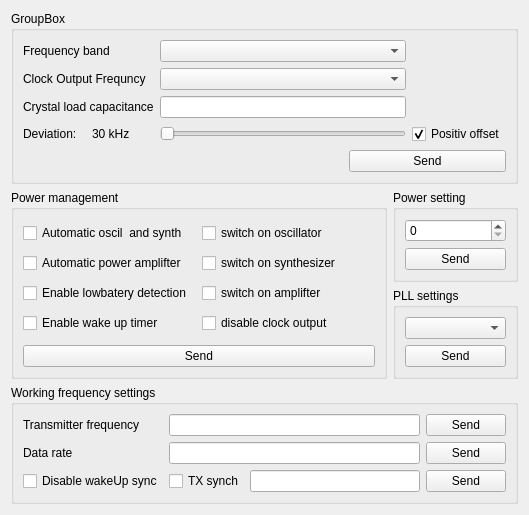
Before: the Qt Designer form transmittercontrolpanel.ui in nonalcogolic/RFM01-RFM02-tuning-tool, drawn with Qt 5.
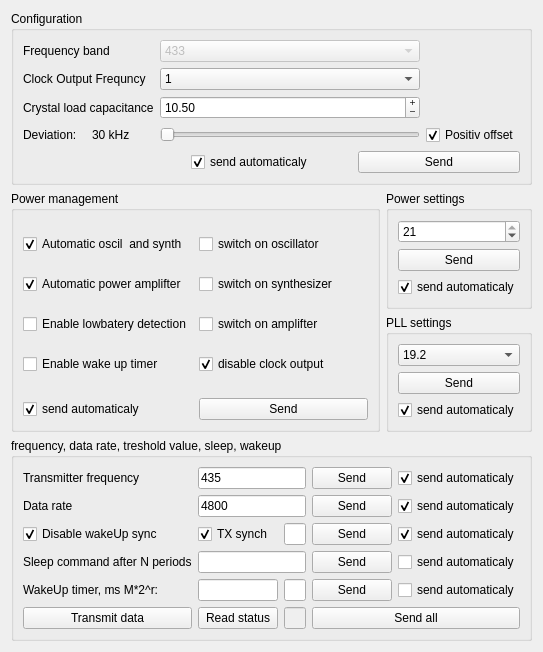
After: the same form once the commit is applied.

Commit message: transmitter control panel modified

```diff
--- a/transmittercontrolpanel.ui
+++ b/transmittercontrolpanel.ui
@@ -7,7 +7,7 @@
     <x>0</x>
     <y>0</y>
     <width>529</width>
-    <height>460</height>
+    <height>614</height>
    </rect>
   </property>
   <property name="windowTitle">
@@ -25,7 +25,28 @@
         <item>
          <layout class="QVBoxLayout" name="verticalLayout_3">
           <item>
-           <widget class="QComboBox" name="comboBox_4"/>
+           <widget class="QComboBox" name="comboBox_4">
+            <item>
+             <property name="text">
+              <string>19.2</string>
+             </property>
+            </item>
+            <item>
+             <property name="text">
+              <string>38.4</string>
+             </property>
+            </item>
+            <item>
+             <property name="text">
+              <string>68.9</string>
+             </property>
+            </item>
+            <item>
+             <property name="text">
+              <string>115.2</string>
+             </property>
+            </item>
+           </widget>
           </item>
           <item>
            <widget class="QPushButton" name="pushButton_6">
@@ -34,6 +55,16 @@
             </property>
            </widget>
           </item>
+          <item>
+           <widget class="QCheckBox" name="checkBox_send_auto_pll">
+            <property name="text">
+             <string>send automaticaly</string>
+            </property>
+            <property name="checked">
+             <bool>true</bool>
+            </property>
+           </widget>
+          </item>
          </layout>
         </item>
        </layout>
@@ -44,16 +75,76 @@
      <item row="0" column="0" colspan="4">
       <widget class="QGroupBox" name="groupBox_2">
        <property name="title">
-        <string>GroupBox</string>
+        <string>Configuration</string>
        </property>
        <layout class="QGridLayout" name="gridLayout_4">
         <item row="0" column="0" colspan="3">
          <layout class="QGridLayout" name="gridLayout_3">
           <item row="2" column="2">
-           <widget class="QLineEdit" name="lineEdit"/>
+           <widget class="QDoubleSpinBox" name="crystalLoadCapasitance">
+            <property name="readOnly">
+             <bool>false</bool>
+            </property>
+            <property name="buttonSymbols">
+             <enum>QAbstractSpinBox::PlusMinus</enum>
+            </property>
+            <property name="minimum">
+             <double>8.500000000000000</double>
+            </property>
+            <property name="maximum">
+             <double>15.500000000000000</double>
+            </property>
+            <property name="singleStep">
+             <double>0.500000000000000</double>
+            </property>
+            <property name="value">
+             <double>10.500000000000000</double>
+            </property>
+           </widget>
           </item>
           <item row="1" column="2">
-           <widget class="QComboBox" name="comboBox_2"/>
+           <widget class="QComboBox" name="clockOutput">
+            <item>
+             <property name="text">
+              <string>1</string>
+             </property>
+            </item>
+            <item>
+             <property name="text">
+              <string>1.25</string>
+             </property>
+            </item>
+            <item>
+             <property name="text">
+              <string>1.66</string>
+             </property>
+            </item>
+            <item>
+             <property name="text">
+              <string>2</string>
+             </property>
+            </item>
+            <item>
+             <property name="text">
+              <string>2.5</string>
+             </property>
+            </item>
+            <item>
+             <property name="text">
+              <string>3.33</string>
+             </property>
+            </item>
+            <item>
+             <property name="text">
+              <string>5</string>
+             </property>
+            </item>
+            <item>
+             <property name="text">
+              <string>10</string>
+             </property>
+            </item>
+           </widget>
           </item>
           <item row="1" column="0" colspan="2">
            <widget class="QLabel" name="label_2">
@@ -77,7 +168,26 @@
            </widget>
           </item>
           <item row="0" column="2">
-           <widget class="QComboBox" name="comboBox"/>
+           <widget class="QComboBox" name="band">
+            <property name="enabled">
+             <bool>false</bool>
+            </property>
+            <item>
+             <property name="text">
+              <string>433</string>
+             </property>
+            </item>
+            <item>
+             <property name="text">
+              <string>868</string>
+             </property>
+            </item>
+            <item>
+             <property name="text">
+              <string>915</string>
+             </property>
+            </item>
+           </widget>
           </item>
           <item row="3" column="3">
            <widget class="QCheckBox" name="checkBox">
@@ -108,6 +218,12 @@
             <property name="maximum">
              <number>6</number>
             </property>
+            <property name="pageStep">
+             <number>2</number>
+            </property>
+            <property name="value">
+             <number>0</number>
+            </property>
             <property name="orientation">
              <enum>Qt::Horizontal</enum>
             </property>
@@ -122,13 +238,23 @@
           </property>
          </widget>
         </item>
+        <item row="1" column="1">
+         <widget class="QCheckBox" name="checkbox_auto_conf">
+          <property name="text">
+           <string>send automaticaly</string>
+          </property>
+          <property name="checked">
+           <bool>true</bool>
+          </property>
+         </widget>
+        </item>
        </layout>
       </widget>
      </item>
      <item row="1" column="3">
       <widget class="QGroupBox" name="groupBox_5">
        <property name="title">
-        <string>Power setting</string>
+        <string>Power settings</string>
        </property>
        <layout class="QVBoxLayout" name="verticalLayout_2">
         <item>
@@ -141,6 +267,9 @@
             <property name="singleStep">
              <number>3</number>
             </property>
+            <property name="value">
+             <number>21</number>
+            </property>
            </widget>
           </item>
           <item>
@@ -152,6 +281,16 @@
           </item>
          </layout>
         </item>
+        <item>
+         <widget class="QCheckBox" name="checkBox_send_auto_pow">
+          <property name="text">
+           <string>send automaticaly</string>
+          </property>
+          <property name="checked">
+           <bool>true</bool>
+          </property>
+         </widget>
+        </item>
        </layout>
       </widget>
      </item>
@@ -161,13 +300,33 @@
         <string>Power management</string>
        </property>
        <layout class="QGridLayout" name="gridLayout_6">
-        <item row="1" column="1" rowspan="4">
+        <item row="5" column="1">
+         <widget class="QPushButton" name="but_send_pow_man">
+          <property name="text">
+           <string>Send</string>
+          </property>
+         </widget>
+        </item>
+        <item row="5" column="0">
+         <widget class="QCheckBox" name="checkBox_send_auto_power_man">
+          <property name="text">
+           <string>send automaticaly</string>
+          </property>
+          <property name="checked">
+           <bool>true</bool>
+          </property>
+         </widget>
+        </item>
+        <item row="1" column="0" rowspan="4" colspan="2">
          <layout class="QGridLayout" name="gridLayout_5">
           <item row="0" column="0">
            <widget class="QCheckBox" name="checkBox_2">
             <property name="text">
              <string>Automatic oscil  and synth</string>
             </property>
+            <property name="checked">
+             <bool>true</bool>
+            </property>
            </widget>
           </item>
           <item row="1" column="0">
@@ -175,6 +334,9 @@
             <property name="text">
              <string>Automatic power amplifter</string>
             </property>
+            <property name="checked">
+             <bool>true</bool>
+            </property>
            </widget>
           </item>
           <item row="2" column="1">
@@ -217,17 +379,13 @@
             <property name="text">
              <string>disable clock output</string>
             </property>
+            <property name="checked">
+             <bool>true</bool>
+            </property>
            </widget>
           </item>
          </layout>
         </item>
-        <item row="5" column="1">
-         <widget class="QPushButton" name="pushButton_2">
-          <property name="text">
-           <string>Send</string>
-          </property>
-         </widget>
-        </item>
        </layout>
       </widget>
      </item>
@@ -236,9 +394,67 @@
    <item row="1" column="1">
     <widget class="QGroupBox" name="groupBox_4">
      <property name="title">
-      <string>Working frequency settings</string>
+      <string>frequency, data rate, treshold value, sleep, wakeup</string>
      </property>
      <layout class="QGridLayout" name="gridLayout_8">
+      <item row="3" column="0">
+       <widget class="QLabel" name="label_8">
+        <property name="text">
+         <string>Sleep command after N periods</string>
+        </property>
+       </widget>
+      </item>
+      <item row="4" column="1">
+       <widget class="QLineEdit" name="lineEdit_wakeUp_mantis"/>
+      </item>
+      <item row="4" column="0">
+       <widget class="QLabel" name="label_9">
+        <property name="text">
+         <string>WakeUp timer, ms M*2^r:</string>
+        </property>
+       </widget>
+      </item>
+      <item row="4" column="2">
+       <widget class="QLineEdit" name="lineEdit_wakeUp_pow"/>
+      </item>
+      <item row="5" column="0">
+       <widget class="QPushButton" name="but_transmit_data">
+        <property name="text">
+         <string>Transmit data</string>
+        </property>
+       </widget>
+      </item>
+      <item row="5" column="1">
+       <widget class="QPushButton" name="but_read_status">
+        <property name="text">
+         <string>Read status</string>
+        </property>
+       </widget>
+      </item>
+      <item row="5" column="2">
+       <widget class="QLineEdit" name="lineEdit_status">
+        <property name="enabled">
+         <bool>false</bool>
+        </property>
+       </widget>
+      </item>
+      <item row="4" column="3">
+       <widget class="QPushButton" name="but_send_wake">
+        <property name="text">
+         <string>Send</string>
+        </property>
+       </widget>
+      </item>
+      <item row="3" column="3">
+       <widget class="QPushButton" name="but_send_sleep">
+        <property name="text">
+         <string>Send</string>
+        </property>
+       </widget>
+      </item>
+      <item row="3" column="1" colspan="2">
+       <widget class="QLineEdit" name="lineEdit_sleep_periods"/>
+      </item>
       <item row="0" column="0">
        <widget class="QLabel" name="label_5">
         <property name="text">
@@ -265,6 +481,9 @@
         <property name="text">
          <string>Disable wakeUp sync</string>
         </property>
+        <property name="checked">
+         <bool>true</bool>
+        </property>
        </widget>
       </item>
       <item row="1" column="0">
@@ -279,13 +498,24 @@
         <property name="text">
          <string>TX synch</string>
         </property>
+        <property name="checked">
+         <bool>true</bool>
+        </property>
        </widget>
       </item>
       <item row="1" column="1" colspan="2">
-       <widget class="QLineEdit" name="lineEdit_2"/>
+       <widget class="QLineEdit" name="lineEdit_data_rate">
+        <property name="text">
+         <string>4800</string>
+        </property>
+       </widget>
       </item>
       <item row="0" column="1" colspan="2">
-       <widget class="QLineEdit" name="lineEdit_3"/>
+       <widget class="QLineEdit" name="lineEdit_work_freq">
+        <property name="text">
+         <string>435</string>
+        </property>
+       </widget>
       </item>
       <item row="2" column="2">
        <widget class="QLineEdit" name="lineEdit_4">
@@ -301,6 +531,63 @@
         </property>
        </widget>
       </item>
+      <item row="0" column="4">
+       <widget class="QCheckBox" name="checkBox_send_auto_work_freq">
+        <property name="text">
+         <string>send automaticaly</string>
+        </property>
+        <property name="checked">
+         <bool>true</bool>
+        </property>
+       </widget>
+      </item>
+      <item row="1" column="4">
+       <widget class="QCheckBox" name="checkBox_send_auto_data_rate">
+        <property name="text">
+         <string>send automaticaly</string>
+        </property>
+        <property name="checked">
+         <bool>true</bool>
+        </property>
+       </widget>
+      </item>
+      <item row="2" column="4">
+       <widget class="QCheckBox" name="checkBox_send_auto_treshold">
+        <property name="text">
+         <string>send automaticaly</string>
+        </property>
+        <property name="checked">
+         <bool>true</bool>
+        </property>
+       </widget>
+      </item>
+      <item row="3" column="4">
+       <widget class="QCheckBox" name="checkBox_send_auto_sleep_periods">
+        <property name="text">
+         <string>send automaticaly</string>
+        </property>
+        <property name="checked">
+         <bool>false</bool>
+        </property>
+       </widget>
+      </item>
+      <item row="4" column="4">
+       <widget class="QCheckBox" name="checkBox_send_auto_wakeup">
+        <property name="text">
+         <string>send automaticaly</string>
+        </property>
+        <property name="checked">
+         <bool>false</bool>
+        </property>
+       </widget>
+      </item>
+      <item row="5" column="3" colspan="2">
+       <widget class="QPushButton" name="but_send_all">
+        <property name="text">
+         <string>Send all</string>
+        </property>
+       </widget>
+      </item>
      </layout>
     </widget>
    </item>
```
Left out of the diff: 42 changed lines with no effect on the pictures. The commit also changes 2 other files.
